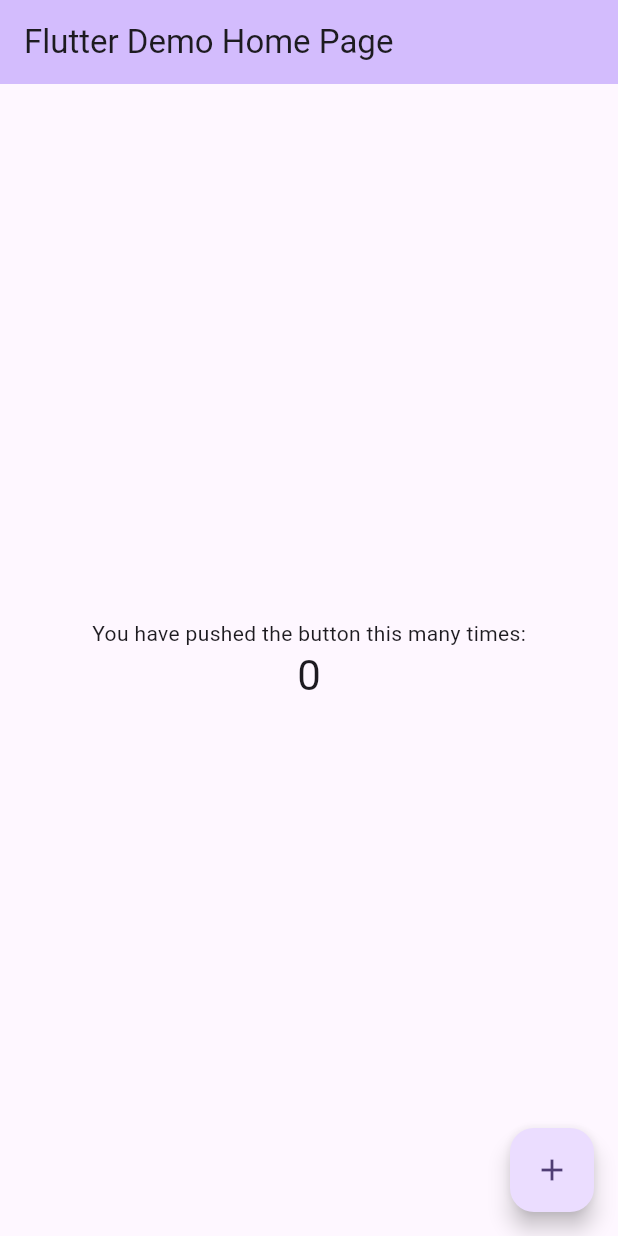
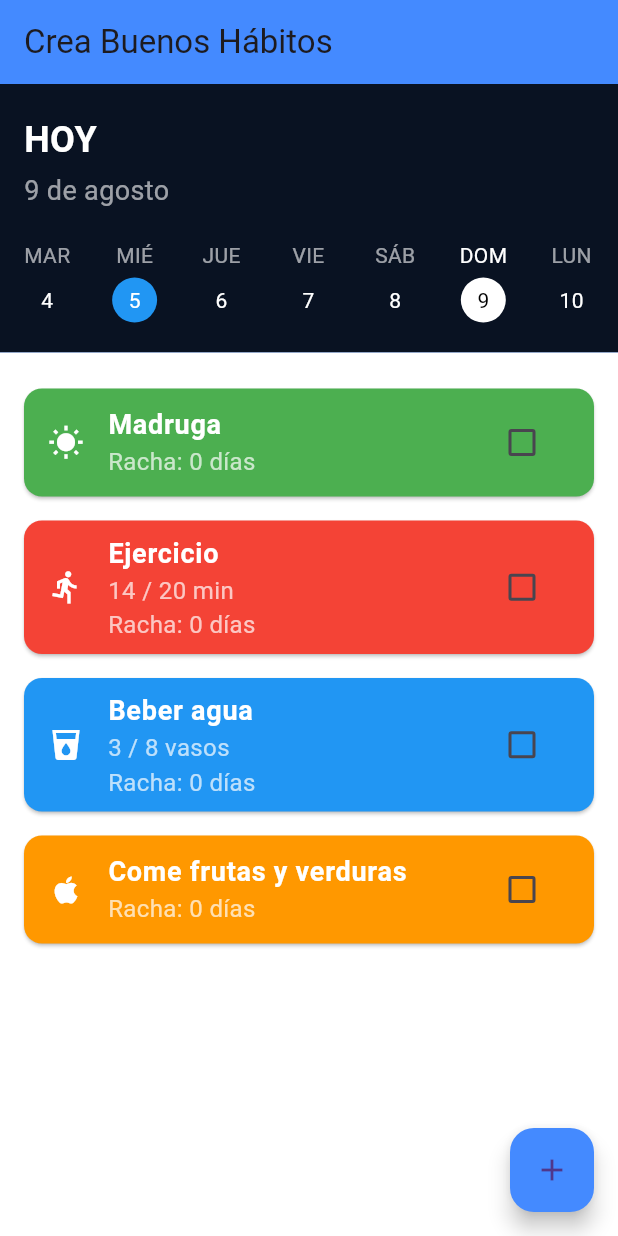
Before and after one commit to daniFlakk/habit_tracker, a Flutter app: the screen it shows after launch, on a phone screen of 412 x 824 dp. Run offline on Flutter 3.47's test engine with Material 3 defaults, Android fonts, the phone set to English and light mode, and no system bars.

Commit message:
primer avance

```diff
--- a/lib/main.dart
+++ b/lib/main.dart
@@ -1,125 +1,149 @@
 import 'package:flutter/material.dart';
 
 void main() {
-  runApp(const MyApp());
+  runApp(HabitTrackerApp());
 }
 
-class MyApp extends StatelessWidget {
-  const MyApp({super.key});
-
-  // This widget is the root of your application.
+class HabitTrackerApp extends StatelessWidget {
   @override
   Widget build(BuildContext context) {
     return MaterialApp(
-      title: 'Flutter Demo',
-      theme: ThemeData(
-        // This is the theme of your application.
-        //
-        // TRY THIS: Try running your application with "flutter run". You'll see
-        // the application has a purple toolbar. Then, without quitting the app,
-        // try changing the seedColor in the colorScheme below to Colors.green
-        // and then invoke "hot reload" (save your changes or press the "hot
-        // reload" button in a Flutter-supported IDE, or press "r" if you used
-        // the command line to start the app).
-        //
-        // Notice that the counter didn't reset back to zero; the application
-        // state is not lost during the reload. To reset the state, use hot
-        // restart instead.
-        //
-        // This works for code too, not just values: Most code changes can be
-        // tested with just a hot reload.
-        colorScheme: ColorScheme.fromSeed(seedColor: Colors.deepPurple),
-        useMaterial3: true,
-      ),
-      home: const MyHomePage(title: 'Flutter Demo Home Page'),
+      debugShowCheckedModeBanner: false,
+      home: HabitTracker(),
     );
   }
 }
 
-class MyHomePage extends StatefulWidget {
-  const MyHomePage({super.key, required this.title});
-
-  // This widget is the home page of your application. It is stateful, meaning
-  // that it has a State object (defined below) that contains fields that affect
-  // how it looks.
-
-  // This class is the configuration for the state. It holds the values (in this
-  // case the title) provided by the parent (in this case the App widget) and
-  // used by the build method of the State. Fields in a Widget subclass are
-  // always marked "final".
-
-  final String title;
-
+class HabitTracker extends StatefulWidget {
   @override
-  State<MyHomePage> createState() => _MyHomePageState();
+  _HabitTrackerState createState() => _HabitTrackerState();
 }
 
-class _MyHomePageState extends State<MyHomePage> {
-  int _counter = 0;
+class _HabitTrackerState extends State<HabitTracker> {
+  List<Map<String, dynamic>> habits = [
+    {"name": "Madruga", "completed": false, "streak": 0, "color": Colors.green, "icon": Icons.wb_sunny},
+    {"name": "Ejercicio", "completed": false, "streak": 0, "progress": "14 / 20 min", "color": Colors.red, "icon": Icons.directions_run},
+    {"name": "Beber agua", "completed": false, "streak": 0, "progress": "3 / 8 vasos", "color": Colors.blue, "icon": Icons.local_drink},
+    {"name": "Come frutas y verduras", "completed": false, "streak": 0, "color": Colors.orange, "icon": Icons.apple},
+  ];
 
-  void _incrementCounter() {
+  void toggleHabitCompletion(int index) {
     setState(() {
-      // This call to setState tells the Flutter framework that something has
-      // changed in this State, which causes it to rerun the build method below
-      // so that the display can reflect the updated values. If we changed
-      // _counter without calling setState(), then the build method would not be
-      // called again, and so nothing would appear to happen.
-      _counter++;
+      habits[index]['completed'] = !habits[index]['completed'];
+      if (habits[index]['completed']) {
+        habits[index]['streak'] += 1; // Incrementar el contador si se completa el hábito
+      } else {
+        habits[index]['streak'] = 0;  // Reiniciar el contador si no se completa el hábito
+      }
     });
   }
 
   @override
   Widget build(BuildContext context) {
-    // This method is rerun every time setState is called, for instance as done
-    // by the _incrementCounter method above.
-    //
-    // The Flutter framework has been optimized to make rerunning build methods
-    // fast, so that you can just rebuild anything that needs updating rather
-    // than having to individually change instances of widgets.
     return Scaffold(
+      backgroundColor: Colors.blueAccent,
       appBar: AppBar(
-        // TRY THIS: Try changing the color here to a specific color (to
-        // Colors.amber, perhaps?) and trigger a hot reload to see the AppBar
-        // change color while the other colors stay the same.
-        backgroundColor: Theme.of(context).colorScheme.inversePrimary,
-        // Here we take the value from the MyHomePage object that was created by
-        // the App.build method, and use it to set our appbar title.
-        title: Text(widget.title),
+        backgroundColor: Colors.blueAccent,
+        elevation: 0,
+        title: Text("Crea Buenos Hábitos", style: TextStyle(fontSize: 22)),
       ),
-      body: Center(
-        // Center is a layout widget. It takes a single child and positions it
-        // in the middle of the parent.
-        child: Column(
-          // Column is also a layout widget. It takes a list of children and
-          // arranges them vertically. By default, it sizes itself to fit its
-          // children horizontally, and tries to be as tall as its parent.
-          //
-          // Column has various properties to control how it sizes itself and
-          // how it positions its children. Here we use mainAxisAlignment to
-          // center the children vertically; the main axis here is the vertical
-          // axis because Columns are vertical (the cross axis would be
-          // horizontal).
-          //
-          // TRY THIS: Invoke "debug painting" (choose the "Toggle Debug Paint"
-          // action in the IDE, or press "p" in the console), to see the
-          // wireframe for each widget.
-          mainAxisAlignment: MainAxisAlignment.center,
-          children: <Widget>[
-            const Text(
-              'You have pushed the button this many times:',
+      body: Column(
+        children: [
+          // Sección de fecha y calendario
+          Container(
+            padding: EdgeInsets.symmetric(horizontal: 16, vertical: 20),
+            color: Colors.black87,
+            child: Column(
+              crossAxisAlignment: CrossAxisAlignment.start,
+              children: [
+                Text("HOY", style: TextStyle(color: Colors.white, fontSize: 24, fontWeight: FontWeight.bold)),
+                SizedBox(height: 4),
+                Text("9 de agosto", style: TextStyle(color: Colors.white60, fontSize: 18)),
+                SizedBox(height: 20),
+                Row(
+                  mainAxisAlignment: MainAxisAlignment.spaceBetween,
+                  children: [
+                    _buildDay("MAR", "4", false),
+                    _buildDay("MIÉ", "5", true),
+                    _buildDay("JUE", "6", false),
+                    _buildDay("VIE", "7", false),
+                    _buildDay("SÁB", "8", false),
+                    _buildDay("DOM", "9", false, isToday: true),
+                    _buildDay("LUN", "10", false),
+                  ],
+                ),
+              ],
             ),
-            Text(
-              '$_counter',
-              style: Theme.of(context).textTheme.headlineMedium,
+          ),
+          // Sección de tarjetas de hábitos
+          Expanded(
+            child: Container(
+              padding: EdgeInsets.all(16),
+              color: Colors.white,
+              child: ListView.builder(
+                itemCount: habits.length,
+                itemBuilder: (context, index) {
+                  final habit = habits[index];
+                  return _buildHabitCard(habit, index);
+                },
+              ),
             ),
+          ),
+        ],
+      ),
+      floatingActionButton: FloatingActionButton(
+        onPressed: () {},
+        backgroundColor: Colors.blueAccent,
+        child: Icon(Icons.add),
+      ),
+    );
+  }
+
+  Widget _buildDay(String day, String date, bool isSelected, {bool isToday = false}) {
+    return Column(
+      children: [
+        Text(day, style: TextStyle(color: isToday ? Colors.white : Colors.white60)),
+        SizedBox(height: 5),
+        Container(
+          width: 30,
+          height: 30,
+          decoration: BoxDecoration(
+            color: isSelected ? Colors.blue : (isToday ? Colors.white : Colors.transparent),
+            shape: BoxShape.circle,
+          ),
+          child: Center(
+            child: Text(date, style: TextStyle(color: isSelected ? Colors.white : (isToday ? Colors.black : Colors.white))),
+          ),
+        ),
+      ],
+    );
+  }
+
+  Widget _buildHabitCard(Map<String, dynamic> habit, int index) {
+    return Card(
+      margin: EdgeInsets.symmetric(vertical: 8),
+      color: habit["color"],
+      child: ListTile(
+        leading: Icon(habit["icon"], color: Colors.white),
+        title: Text(habit["name"], style: TextStyle(color: Colors.white, fontSize: 18, fontWeight: FontWeight.bold)),
+        subtitle: Column(
+          crossAxisAlignment: CrossAxisAlignment.start,
+          children: [
+            habit.containsKey("progress") && habit["progress"] != ""
+                ? Text(habit["progress"], style: TextStyle(color: Colors.white70, fontSize: 16))
+                : Container(),
+            Text("Racha: ${habit['streak']} días", style: TextStyle(color: Colors.white70, fontSize: 16)),
           ],
         ),
+        trailing: Checkbox(
+          value: habit["completed"],
+          onChanged: (value) {
+            toggleHabitCompletion(index);
+          },
+          activeColor: Colors.white,
+          checkColor: habit["color"],
+        ),
       ),
-      floatingActionButton: FloatingActionButton(
-        onPressed: _incrementCounter,
-        tooltip: 'Increment',
-        child: const Icon(Icons.add),
-      ), // This trailing comma makes auto-formatting nicer for build methods.
     );
   }
 }
```
